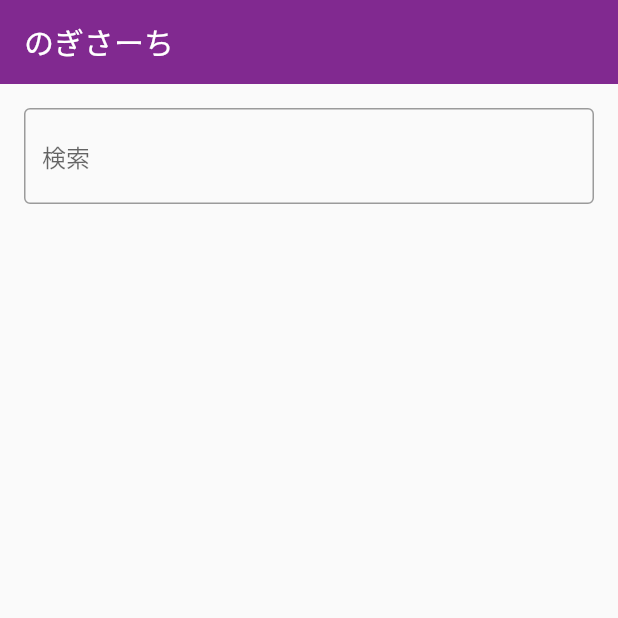
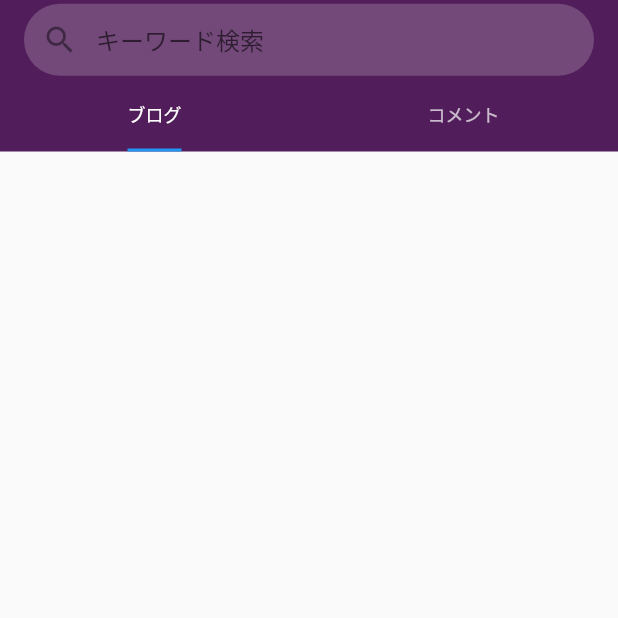
Before and after one commit to kqns91/search_app, a Flutter app: the screen it shows after launch, on a phone screen of 412 x 824 dp, the top half of it. Run offline on Flutter 3.47's test engine with Material 2 defaults, Android fonts, the phone set to English and light mode, and no system bars; missing offline and left inert: flutter_webview_plugin.

Commit message:
[Add] #4 コメント検索をできるようにする

```diff
--- a/lib/main.dart
+++ b/lib/main.dart
@@ -1,5 +1,3 @@
-import 'dart:ffi';
-
 import 'package:flutter/material.dart';
 import 'package:http/http.dart' as http;
 import 'dart:convert';
@@ -7,114 +5,117 @@ import 'package:flutter_webview_plugin/flutter_webview_plugin.dart';
 
 void main() => runApp(MyApp());
 
-class MyApp extends StatefulWidget {
+class MyApp extends StatelessWidget {
   @override
-  _MyAppState createState() => _MyAppState();
+  Widget build(BuildContext context) {
+    return MaterialApp(
+      debugShowCheckedModeBanner: false,
+      home: MyHomePage(),
+    );
+  }
 }
 
-class _MyAppState extends State<MyApp> {
-  final TextEditingController _controller = TextEditingController();
-  final ScrollController _scrollController = ScrollController();
+class MyHomePage extends StatefulWidget {
+  @override
+  _MyHomePageState createState() => _MyHomePageState();
+}
 
-  String query = "";
-  int offset = 0;
-  final int limit = 30;
+class _MyHomePageState extends State<MyHomePage> with TickerProviderStateMixin {
+  late TabController _tabController;
+  late TextEditingController _editingcontroller;
+  late ScrollController _blogScrollController;
+  late ScrollController _commentScrollController;
+  late FocusNode _focusNode;
+  bool _isFocused = false;
+  String query = '';
 
-  List _blogs = [];
+  @override
+  void initState() {
+    super.initState();
+    _tabController = TabController(length: 2, vsync: this);
+    _editingcontroller = TextEditingController();
+    _focusNode = FocusNode();
+    _focusNode.addListener(() {
+      setState(() {
+        _isFocused = _focusNode.hasFocus;
+      });
+    });
+    _blogScrollController = ScrollController();
+    _blogScrollController.addListener(_onBlogScrollEnd);
+    _commentScrollController = ScrollController();
+    _commentScrollController.addListener(_onCommentScrollEnd);
+  }
 
-  Future<void> _fetchData() async {
+  @override
+  void dispose() {
+    _commentScrollController.dispose();
+    _blogScrollController.dispose();
+    _focusNode.dispose();
+    _editingcontroller.dispose();
+    _tabController.dispose();
+    super.dispose();
+  }
+
+  void _onBlogScrollEnd() {
+    if (_blogScrollController.position.maxScrollExtent -
+            _blogScrollController.position.pixels <
+        200.0) {
+      _fetchBlogs();
+    }
+  }
+
+  void _onCommentScrollEnd() {
+    if (_commentScrollController.position.maxScrollExtent -
+            _commentScrollController.position.pixels <
+        200.0) {
+      _fetchComments();
+    }
+  }
+
+  Future<void> _fetchBlogs() async {
     final response = await http.get(Uri.parse(
-        'https://kqns91.mydns.jp/api/blogs/search?from=$offset&size=$limit&query=$query'));
+        'https://kqns91.mydns.jp/api/blogs/search?from=$blogOffset&size=$limit&query=$query'));
     if (response.statusCode == 200) {
       final data = json.decode(response.body);
       setState(() {
-        if (offset == 0) {
+        if (blogOffset == 0) {
           _blogs = data['result'];
         } else {
           _blogs.addAll(data['result']);
         }
       });
-      offset = offset + limit;
+      blogOffset = blogOffset + limit;
     } else {
       throw Exception('Failed to load data');
     }
   }
 
-  @override
-  void initState() {
-    super.initState();
-    _scrollController.addListener(_onScrollEnd);
+  Future<void> _fetchComments() async {
+    final response = await http.get(Uri.parse(
+        'https://kqns91.mydns.jp/api/comments/search?from=$commnetOffset&size=$limit&query=$query'));
+    if (response.statusCode == 200) {
+      final data = json.decode(response.body);
+      setState(() {
+        if (commnetOffset == 0) {
+          _comments = data['result'];
+        } else {
+          _comments.addAll(data['result']);
         }
-
-  void _onScrollEnd() {
-    if (_scrollController.position.maxScrollExtent -
-            _scrollController.position.pixels <
-        200.0) {
-      _fetchData();
+      });
+      commnetOffset = commnetOffset + limit;
+    } else {
+      throw Exception('Failed to load data');
     }
   }
 
-  @override
-  void dispose() {
-    _controller.dispose();
-    super.dispose();
-  }
+  final int limit = 30;
+  int blogOffset = 0;
+  int commnetOffset = 0;
+  List _blogs = [];
+  List _comments = [];
 
-  @override
-  Widget build(BuildContext context) {
-    return MaterialApp(
-      debugShowCheckedModeBanner: false,
-      title: 'Blog Searcher',
-      home: Scaffold(
-        appBar: AppBar(
-          title: const Text('のぎさーち'),
-          backgroundColor: const Color(0xFF812990),
-          elevation: 0,
-        ),
-        body: Column(
-          children: [
-            Padding(
-              padding: const EdgeInsets.all(16.0),
-              child: TextField(
-                controller: _controller,
-                decoration: const InputDecoration(
-                  border: OutlineInputBorder(),
-                  hintText: "検索",
-                  focusedBorder: OutlineInputBorder(
-                    borderRadius: BorderRadius.all(Radius.circular(10.0)),
-                    borderSide: BorderSide(width: 1, color: Color(0xFF812990)),
-                  ),
-                ),
-                onSubmitted: (value) {
-                  query = value;
-                  offset = 0;
-                  if (query == "") {
-                    setState(() {
-                      _blogs = [];
-                    });
-                    return;
-                  }
-                  _fetchData();
-                  _scrollController.animateTo(
-                    0,
-                    duration: const Duration(
-                      milliseconds: 300,
-                    ),
-                    curve: Curves.easeInOut,
-                  );
-                },
-              ),
-            ),
-            Expanded(
-              child: ListView.builder(
-                controller: _scrollController,
-                itemCount: _blogs.length,
-                itemBuilder: (BuildContext context, int index) {
-                  final blog = _blogs[index];
-                  final highlightedText = blog['highlight'] as List<dynamic>;
   TextSpan getTextSpans(String text) {
-                    final List<String> parts =
-                        text.split(RegExp(r'<em>|<\/em>'));
+    final List<String> parts = text.split(RegExp(r'<em>|<\/em>'));
     final List<RegExpMatch> matches =
         RegExp(r'<em>(.*?)<\/em>').allMatches(text).toList();
     final List<TextSpan> spans = [];
@@ -151,7 +152,9 @@ class _MyAppState extends State<MyApp> {
   }
 
   Image getImage(List<dynamic>? images) {
-                    if (images == null || images.isEmpty) {
+    if (images == null ||
+        images.isEmpty ||
+        images[0].toString().contains('/staff/')) {
       return Image.network(
         "https://www.nogizaka46.com/files/46/assets/img/blog/none.png",
         fit: BoxFit.fitWidth,
@@ -159,10 +162,27 @@ class _MyAppState extends State<MyApp> {
     }
 
     return Image.network(
-                      images[0],
+      images[0].toString(),
       fit: BoxFit.fitWidth,
+      errorBuilder:
+          (BuildContext context, Object exception, StackTrace? stackTrace) {
+        return const Text('no image');
+      },
     );
   }
+
+  Column blogView() {
+    return Column(
+      children: [
+        Expanded(
+          child: Padding(
+            padding: const EdgeInsets.fromLTRB(3, 10, 3, 1),
+            child: ListView.builder(
+                controller: _blogScrollController,
+                itemCount: _blogs.length,
+                itemBuilder: (BuildContext context, int index) {
+                  final blog = _blogs[index];
+                  final highlightedText = blog['highlight'] as List<dynamic>;
 
                   return ListTile(
                     title: Text(
@@ -212,12 +232,183 @@ class _MyAppState extends State<MyApp> {
                       ),
                     ),
                   );
+                }),
+          ),
+        ),
+      ],
+    );
+  }
+
+  Column commentView() {
+    return Column(
+      children: [
+        Expanded(
+          child: Padding(
+            padding: const EdgeInsets.fromLTRB(3, 10, 3, 1),
+            child: ListView.builder(
+                controller: _commentScrollController,
+                itemCount: _comments.length,
+                itemBuilder: (BuildContext context, int index) {
+                  final comment = _comments[index];
+                  return ListTile(
+                    title: Text(
+                      comment['comment1'],
+                      overflow: TextOverflow.ellipsis,
+                      maxLines: 1,
+                      style: const TextStyle(
+                        fontWeight: FontWeight.w500,
+                        fontSize: 20,
+                      ),
+                    ),
+                    subtitle: Column(
+                      crossAxisAlignment: CrossAxisAlignment.start,
+                      children: [
+                        Text(
+                          comment['date'],
+                          style: const TextStyle(
+                            fontSize: 10,
+                          ),
+                        ),
+                        const SizedBox(height: 10),
+                        Container(
+                          width: double.infinity,
+                          decoration: const BoxDecoration(
+                            color: Color.fromARGB(49, 163, 153, 152),
+                            border: Border(),
+                          ),
+                          child: Padding(
+                            padding: const EdgeInsets.all(8.0),
+                            child: Text(
+                              comment['body'],
+                              style: const TextStyle(
+                                fontSize: 14,
+                                color: Colors.black,
+                              ),
+                            ),
+                          ),
+                        ),
+                        const SizedBox(
+                          height: 10,
+                        )
+                      ],
+                    ),
+                    onTap: () => Navigator.push(
+                      context,
+                      MaterialPageRoute(
+                        builder: (_) => WebView(
+                          url:
+                              "https://www.nogizaka46.com/s/n46/diary/detail/${comment['kijicode']}",
+                          title: '',
+                        ),
+                      ),
+                    ),
+                  );
+                }),
+          ),
+        ),
+      ],
+    );
+  }
+
+  @override
+  Widget build(BuildContext context) {
+    return Scaffold(
+      appBar: AppBar(
+        backgroundColor: const Color.fromARGB(255, 81, 29, 90),
+        title: TextField(
+          controller: _editingcontroller,
+          focusNode: _focusNode,
+          decoration: InputDecoration(
+            contentPadding: const EdgeInsets.all(1),
+            filled: true,
+            fillColor: const Color.fromARGB(50, 255, 255, 255),
+            border: OutlineInputBorder(
+              borderRadius: BorderRadius.circular(100),
+              borderSide: BorderSide.none,
+            ),
+            prefixIcon: const Icon(Icons.search),
+            hintText: "キーワード検索",
+          ),
+          onSubmitted: (value) {
+            query = value;
+            blogOffset = 0;
+            commnetOffset = 0;
+            if (query == "") {
+              setState(() {
+                _blogs = [];
+                _comments = [];
+              });
+              return;
+            }
+            _fetchBlogs();
+            _fetchComments();
+            if (_tabController.index == 0) {
+              _blogScrollController.animateTo(
+                0,
+                duration: const Duration(
+                  milliseconds: 300,
+                ),
+                curve: Curves.easeInOut,
+              );
+            } else if (_tabController.index == 1) {
+              _commentScrollController.animateTo(
+                0,
+                duration: const Duration(
+                  milliseconds: 300,
+                ),
+                curve: Curves.easeInOut,
+              );
+            }
           },
+        ),
+        bottom: PreferredSize(
+          preferredSize: const Size.fromHeight(45),
+          child: TabBar(
+            controller: _tabController,
+            indicatorSize: TabBarIndicatorSize.label,
+            tabs: const [
+              Tab(
+                child: Text(
+                  'ブログ',
+                  style: TextStyle(fontSize: 12),
+                ),
+              ),
+              Tab(
+                child: Text(
+                  'コメント',
+                  style: TextStyle(fontSize: 12),
                 ),
               ),
             ],
           ),
         ),
+        elevation: 0,
+      ),
+      body: TabBarView(
+        controller: _tabController,
+        children: [
+          blogView(),
+          commentView(),
+        ],
+      ),
+      // bottomNavigationBar: BottomNavigationBar(
+      //   currentIndex: _tabController.index,
+      //   onTap: (index) {
+      //     setState(() {
+      //       _tabController.index = index;
+      //     });
+      //   },
+      //   items: const [
+      //     BottomNavigationBarItem(
+      //       icon: Icon(Icons.search),
+      //       label: '検索',
+      //     ),
+      //     BottomNavigationBarItem(
+      //       icon: Icon(Icons.newspaper),
+      //       label: 'ニュース',
+      //     ),
+      //   ],
+      // ),
     );
   }
 }
@@ -233,7 +424,7 @@ class WebView extends StatelessWidget {
     return WebviewScaffold(
       appBar: AppBar(
         title: Text(title),
-        backgroundColor: const Color(0xFF812990),
+        backgroundColor: const Color.fromARGB(255, 81, 29, 90),
         elevation: 0,
       ),
       url: url,
```
Lines whose indentation alone changed are shown as unchanged.
